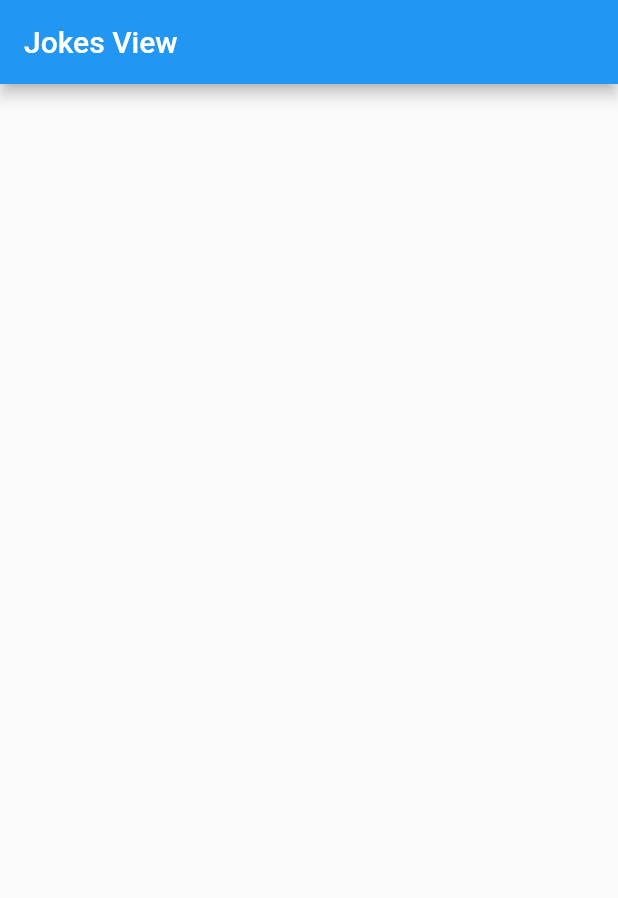
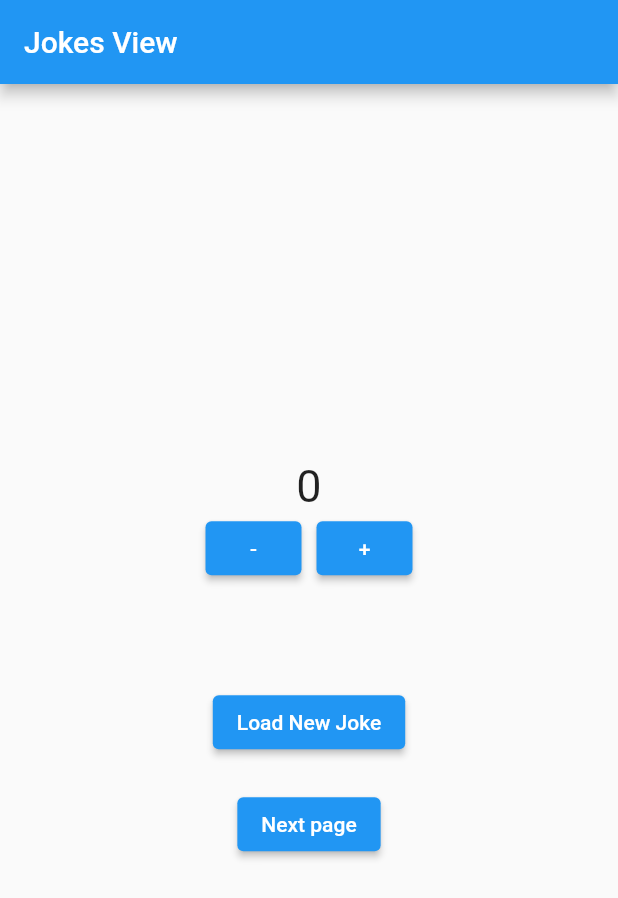
Before and after one commit to nirmal-mazhuvanpilly/flutter_bloc_complete_tutorial, a Flutter app: the screen it shows after launch, after a tap on "Load New Joke", on a phone screen of 412 x 824 dp. Shown: the top 898 px of the screen. Run offline on Flutter 3.47's test engine with Material 2 defaults, Android fonts, the phone set to English and light mode, and no system bars; our stand-ins replace equatable, flutter_bloc, get_it; network calls fail.

Commit message:
Jokes with counter

```diff
--- /dev/null
+++ b/lib/bloc/counter_bloc/counter_bloc.dart
@@ -0,0 +1,19 @@
+import 'package:flutter_bloc/flutter_bloc.dart';
+import 'package:flutter_bloc_complete_tutorial/bloc/counter_bloc/counter_event.dart';
+import 'package:flutter_bloc_complete_tutorial/bloc/counter_bloc/counter_state.dart';
+
+class CounterBloc extends Bloc<CounterEvent, CounterState> {
+  int counter;
+  CounterBloc({required this.counter})
+      : super(CounterStateLoaded(counter: counter)) {
+    on<IncrementCounter>(((event, emit) {
+      counter = counter + 1;
+      emit(CounterStateLoaded(counter: counter));
+    }));
+
+    on<DecrementCounter>(((event, emit) {
+      counter = counter - 1;
+      emit(CounterStateLoaded(counter: counter));
+    }));
+  }
+}
--- /dev/null
+++ b/lib/bloc/counter_bloc/counter_event.dart
@@ -0,0 +1,17 @@
+import 'package:equatable/equatable.dart';
+import 'package:flutter/material.dart';
+
+@immutable
+abstract class CounterEvent extends Equatable {
+  const CounterEvent();
+}
+
+class IncrementCounter extends CounterEvent {
+  @override
+  List<Object?> get props => [];
+}
+
+class DecrementCounter extends CounterEvent {
+  @override
+  List<Object?> get props => [];
+}
--- /dev/null
+++ b/lib/bloc/counter_bloc/counter_state.dart
@@ -0,0 +1,12 @@
+import 'package:equatable/equatable.dart';
+import 'package:flutter/material.dart';
+
+@immutable
+abstract class CounterState extends Equatable {}
+
+class CounterStateLoaded extends CounterState {
+  final int? counter;
+  CounterStateLoaded({this.counter});
+  @override
+  List<Object?> get props => [counter];
+}
--- a/lib/main.dart
+++ b/lib/main.dart
@@ -1,5 +1,6 @@
 import 'package:flutter/material.dart';
 import 'package:flutter_bloc/flutter_bloc.dart';
+import 'package:flutter_bloc_complete_tutorial/bloc/counter_bloc/counter_bloc.dart';
 import 'package:flutter_bloc_complete_tutorial/bloc/joke_bloc/jokes_bloc.dart';
 import 'package:flutter_bloc_complete_tutorial/services/service_locator.dart';
 import 'package:flutter_bloc_complete_tutorial/view/jokes_view.dart';
@@ -18,6 +19,9 @@ class MyApp extends StatelessWidget {
         BlocProvider(
           create: (context) => JokeBloc(),
         ),
+        BlocProvider(
+          create: (context) => CounterBloc(counter: 0),
+        ),
       ],
       child: MaterialApp(
         debugShowCheckedModeBanner: false,
--- a/lib/view/jokes_view.dart
+++ b/lib/view/jokes_view.dart
@@ -1,8 +1,12 @@
 import 'package:flutter/material.dart';
 import 'package:flutter_bloc/flutter_bloc.dart';
+import 'package:flutter_bloc_complete_tutorial/bloc/counter_bloc/counter_bloc.dart';
+import 'package:flutter_bloc_complete_tutorial/bloc/counter_bloc/counter_event.dart';
+import 'package:flutter_bloc_complete_tutorial/bloc/counter_bloc/counter_state.dart';
 import 'package:flutter_bloc_complete_tutorial/bloc/joke_bloc/jokes_bloc.dart';
 import 'package:flutter_bloc_complete_tutorial/bloc/joke_bloc/jokes_event.dart';
 import 'package:flutter_bloc_complete_tutorial/bloc/joke_bloc/jokes_state.dart';
+import 'package:flutter_bloc_complete_tutorial/view/counter_view.dart';
 
 class JokesView extends StatelessWidget {
   const JokesView({Key? key}) : super(key: key);
@@ -13,15 +17,60 @@ class JokesView extends StatelessWidget {
       appBar: AppBar(
         title: const Text("Jokes View"),
       ),
-      body: BlocBuilder<JokeBloc, JokeState>(
+      body: Column(
+        mainAxisAlignment: MainAxisAlignment.center,
+        children: [
+          BlocBuilder<CounterBloc, CounterState>(
+            builder: (context, state) {
+              final CounterBloc counterInstance =
+                  BlocProvider.of<CounterBloc>(context);
+              if (state is CounterStateLoaded) {
+                return Column(
+                  children: [
+                    Text(
+                      state.counter.toString(),
+                      style: const TextStyle(fontSize: 30),
+                    ),
+                    Row(
+                      mainAxisAlignment: MainAxisAlignment.center,
+                      children: [
+                        ElevatedButton(
+                            onPressed: () {
+                              counterInstance.add(DecrementCounter());
+                            },
+                            child: const Text("-")),
+                        const SizedBox(width: 10),
+                        ElevatedButton(
+                            onPressed: () {
+                              counterInstance.add(IncrementCounter());
+                            },
+                            child: const Text("+")),
+                      ],
+                    ),
+                  ],
+                );
+              }
+              return const SizedBox();
+            },
+          ),
+          const SizedBox(height: 20),
+          BlocBuilder<JokeBloc, JokeState>(
             builder: (context, state) {
               if (state is JokesLoadingState) {
                 return Center(
-              child: ElevatedButton(
+                  child: Column(
+                    mainAxisAlignment: MainAxisAlignment.center,
+                    children: [
+                      const CircularProgressIndicator(),
+                      const SizedBox(height: 25),
+                      ElevatedButton(
                         onPressed: () {
-                  BlocProvider.of<JokeBloc>(context).add(LoadJokeEvent());
+                          BlocProvider.of<JokeBloc>(context)
+                              .add(LoadJokeEvent());
                         },
                         child: const Text('Load New Joke'),
+                      ),
+                    ],
                   ),
                 );
               }
@@ -30,7 +79,17 @@ class JokesView extends StatelessWidget {
                     child: Column(
                   mainAxisAlignment: MainAxisAlignment.center,
                   children: [
-                Text(state.jokes?.category??""),
+                    Text(state.jokes?.category ?? "",
+                        textAlign: TextAlign.center),
+                    Text(state.jokes?.setup ?? "", textAlign: TextAlign.center),
+                    Text(state.jokes?.delivery ?? "",
+                        textAlign: TextAlign.center),
+                    ElevatedButton(
+                      onPressed: () {
+                        BlocProvider.of<JokeBloc>(context).add(LoadJokeEvent());
+                      },
+                      child: const Text('Load New Joke'),
+                    ),
                   ],
                 ));
               }
@@ -45,6 +104,16 @@ class JokesView extends StatelessWidget {
               );
             },
           ),
+          const SizedBox(height: 20),
+          ElevatedButton(
+              onPressed: () {
+                Navigator.of(context).push(MaterialPageRoute(
+                  builder: (context) => const CounterView(),
+                ));
+              },
+              child: const Text("Next page")),
+        ],
+      ),
     );
   }
 }
```
Also changed, not shown: lib/view/counter_view.dart (added, +51 -0 lines). Lines whose indentation alone changed are shown as unchanged.
